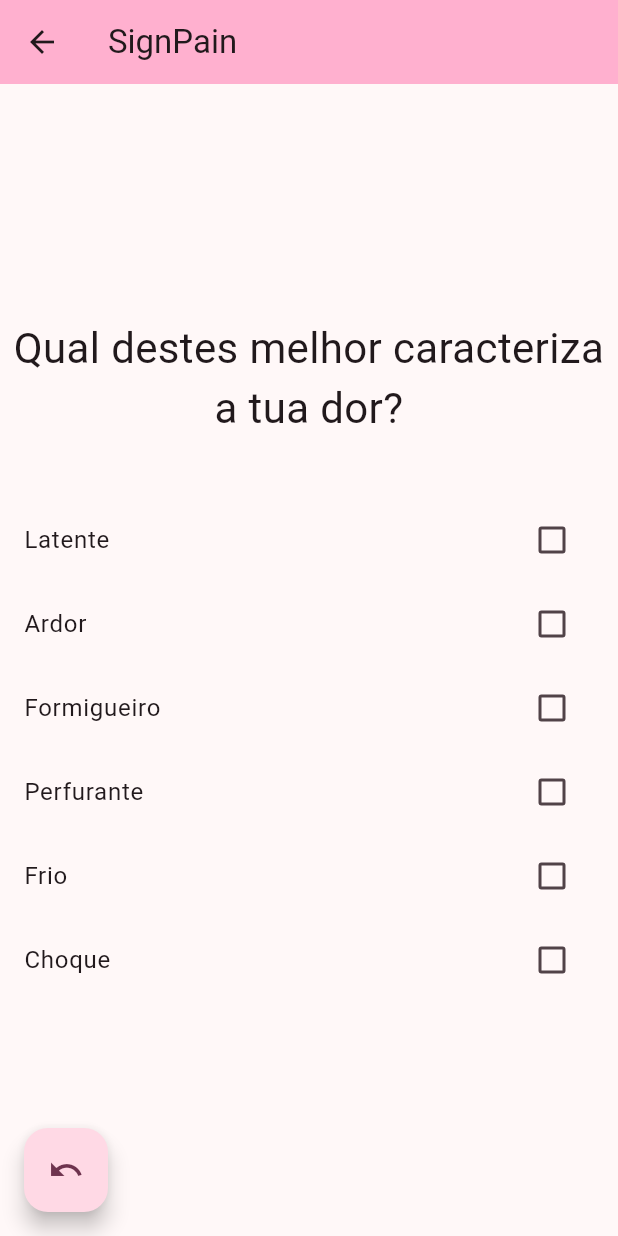
After one commit to Rpaulo22/SignPain, a Flutter app: the screen it shows after launch, after a tap on the "redo" icon, on a phone screen of 412 x 824 dp. The commit adds this screen. Run offline on Flutter 3.47's test engine with Material 3 defaults, Android fonts, the phone set to English and light mode, and no system bars; our stand-ins replace video_player.

Commit message:
Created second screen to detail pain type.

```diff
--- a/sign_pain/lib/main.dart
+++ b/sign_pain/lib/main.dart
@@ -1,4 +1,5 @@
 import 'package:flutter/material.dart';
+import 'package:sign_pain/pain_type_screen.dart';
 import 'dart:math' as math;
 import 'package:video_player/video_player.dart';
 
@@ -192,13 +193,16 @@ class _MyHomePageState extends State<MyHomePage> {
 				)
 			),
 			floatingActionButton: FloatingActionButton(
-				onPressed: reset,
-				tooltip: 'reset',
-				child: Transform(
-					alignment: Alignment.center,
-					transform: Matrix4.rotationY(math.pi),
-					child: Icon(Icons.redo),
-					),
+				onPressed: () {
+					Navigator.push(
+						context,
+						MaterialPageRoute(
+						builder: (context) => PainTypeScreen(),
+						),
+					);
+				},
+				tooltip: 'pain type',
+				child: Icon(Icons.redo)
 			),
 		);
 	}
--- /dev/null
+++ b/sign_pain/lib/pain_type_screen.dart
@@ -0,0 +1,65 @@
+import 'dart:math' as math;
+
+import 'package:flutter/material.dart';
+
+class PainTypeScreen extends StatefulWidget {
+
+	const PainTypeScreen({super.key});
+
+	@override
+  	State<PainTypeScreen> createState() => _PainTypeScreenState();
+}
+
+class _PainTypeScreenState extends State<PainTypeScreen> {
+	Set<String> painType = {};
+
+	final painTypes = ["Latente", "Ardor", "Formigueiro", "Perfurante", "Frio", "Choque"];
+
+	@override
+	Widget build(BuildContext context) {
+		return Scaffold(
+			floatingActionButtonLocation: FloatingActionButtonLocation.startFloat,
+			appBar: AppBar(
+				backgroundColor: Theme.of(context).colorScheme.inversePrimary,
+				title: const Text("SignPain"),
+			),
+			body: Center(
+				child: Column(
+					mainAxisAlignment: MainAxisAlignment.center,
+					children: [
+						Text("Qual destes melhor caracteriza a tua dor?", textScaler: TextScaler.linear(2), textAlign: TextAlign.center,),
+						Padding(padding: EdgeInsetsGeometry.all(20)),
+						Column(
+							children: [
+							for (var i in painTypes)
+								CheckboxListTile(
+									title: Text(i.toString()),
+									value: painType.contains(i),
+									onChanged: (bool? checked) {
+										setState(() {
+										if (checked == true) {
+											painType.add(i);
+										} else {
+											painType.remove(i);
+										}
+										});
+									},
+								)
+							],
+						)
+					]),
+				),
+				floatingActionButton: FloatingActionButton(
+					onPressed: () {
+						Navigator.pop(context);
+					},
+					tooltip: 'pain type',
+					child: Transform(
+						alignment: Alignment.center,
+						transform: Matrix4.rotationY(math.pi),
+						child: Icon(Icons.redo),
+						),
+				)
+		);
+	}
+}
```
